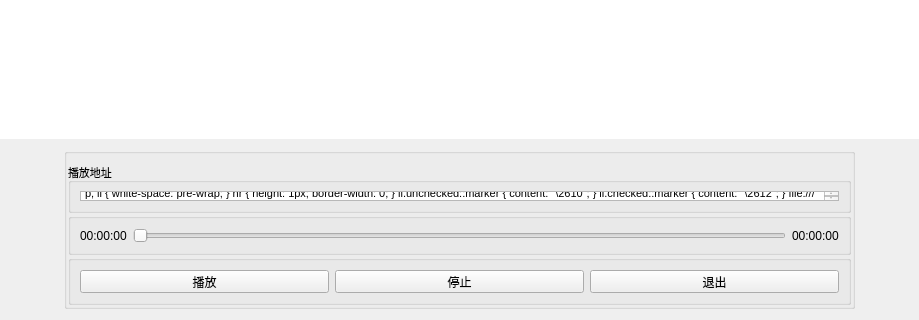
First picture: the form in mainwindow.ui, repository Garllic/VideoProject, before the edit; both pictures show x 126 to 1045 and y 452 to 772 of the 1198 by 772 pixel window.
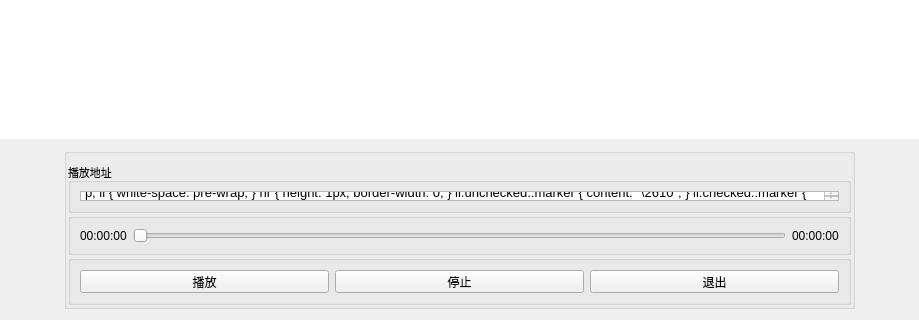
Second picture: the form after the edit. Custom widgets are drawn as their Qt base class.

```diff
--- a/mainwindow.ui
+++ b/mainwindow.ui
@@ -118,6 +118,14 @@
        <layout class="QHBoxLayout" name="horizontalLayout_3">
         <item>
          <widget class="QTextEdit" name="EDIT_URL">
+          <property name="font">
+           <font>
+            <family>Microsoft YaHei UI</family>
+            <pointsize>10</pointsize>
+            <italic>false</italic>
+            <bold>false</bold>
+           </font>
+          </property>
           <property name="styleSheet">
            <string notr="true">font: 6pt &quot;Microsoft YaHei UI&quot;;</string>
           </property>
@@ -133,8 +141,8 @@
 hr { height: 1px; border-width: 0; }
 li.unchecked::marker { content: &quot;\2610&quot;; }
 li.checked::marker { content: &quot;\2612&quot;; }
-&lt;/style&gt;&lt;/head&gt;&lt;body style=&quot; font-family:'Microsoft YaHei UI'; font-size:6pt; font-weight:400; font-style:normal;&quot;&gt;
-&lt;p style=&quot; margin-top:4px; margin-bottom:4px; margin-left:0px; margin-right:0px; -qt-block-indent:0; text-indent:0px;&quot;&gt;&lt;span style=&quot; font-size:10pt;&quot;&gt;file:///E:/QT_workspace/VideoClient/2.mp4&lt;/span&gt;&lt;/p&gt;&lt;/body&gt;&lt;/html&gt;</string>
+&lt;/style&gt;&lt;/head&gt;&lt;body style=&quot; font-family:'Microsoft YaHei UI'; font-size:10pt; font-weight:400; font-style:normal;&quot;&gt;
+&lt;p style=&quot; margin-top:6px; margin-bottom:6px; margin-left:0px; margin-right:0px; -qt-block-indent:0; text-indent:0px;&quot;&gt;file:///E:/QT_workspace/VideoClient/视频.mp4&lt;/p&gt;&lt;/body&gt;&lt;/html&gt;</string>
           </property>
          </widget>
         </item>
@@ -205,6 +213,13 @@
    </widget>
   </widget>
  </widget>
+ <customwidgets>
+  <customwidget>
+   <class>CSlider</class>
+   <extends>QSlider</extends>
+   <header>cslider.h</header>
+  </customwidget>
+ </customwidgets>
  <resources/>
  <connections/>
 </ui>
```
Left out of the diff: 20 changed lines with no effect on the pictures.
